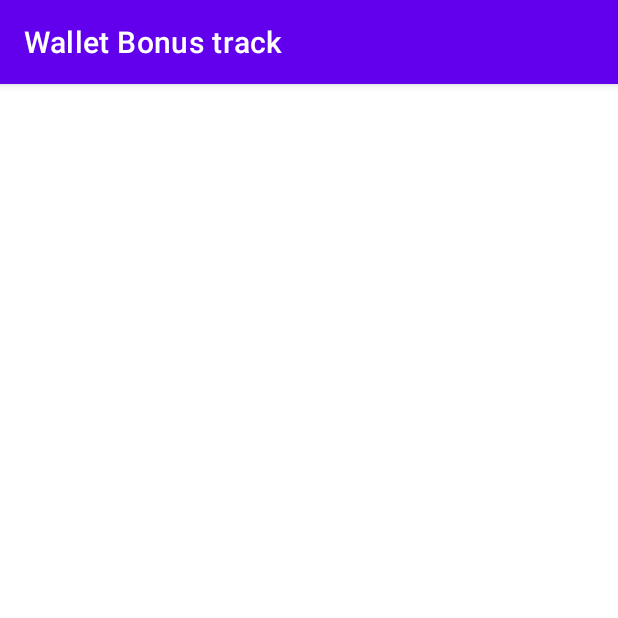
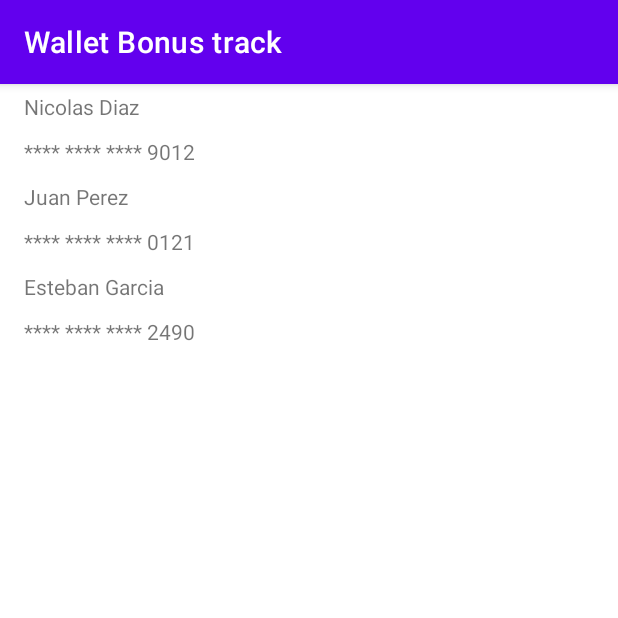
Before and after one commit to educacionit-carrera-android/Wallet_Bonus-track, an Android app: the HomeActivity screen opened directly, with no data from a screen before it, on a phone screen of 412 x 824 dp, the top half of it. Run offline under Robolectric (Android 15) with nearby library versions, the phone set to English and light mode, and no system bars.

Commit message:
Add part 5 for class 3

```diff
--- /dev/null
+++ b/app/src/main/java/com/example/walletbonustrack/Card.java
@@ -0,0 +1,52 @@
+package com.example.walletbonustrack;
+
+public class Card {
+
+    private String numero;
+    private String fechaExpiracion;
+    private String codigoSeguridad;
+    private String nombre;
+
+    public Card(String numero, String fechaExpiracion, String codigoSeguridad, String nombre) {
+        this.numero = numero;
+        this.fechaExpiracion = fechaExpiracion;
+        this.codigoSeguridad = codigoSeguridad;
+        this.nombre = nombre;
+    }
+
+    public String getNumeroOfuscado() {
+        return "**** **** **** " + numero.substring(numero.length() - 4);
+    }
+
+    public String getNumero() {
+        return numero;
+    }
+
+    public void setNumero(String numero) {
+        this.numero = numero;
+    }
+
+    public String getFechaExpiracion() {
+        return fechaExpiracion;
+    }
+
+    public void setFechaExpiracion(String fechaExpiracion) {
+        this.fechaExpiracion = fechaExpiracion;
+    }
+
+    public String getCodigoSeguridad() {
+        return codigoSeguridad;
+    }
+
+    public void setCodigoSeguridad(String codigoSeguridad) {
+        this.codigoSeguridad = codigoSeguridad;
+    }
+
+    public String getNombre() {
+        return nombre;
+    }
+
+    public void setNombre(String nombre) {
+        this.nombre = nombre;
+    }
+}
--- /dev/null
+++ b/app/src/main/java/com/example/walletbonustrack/CardsAdapter.java
@@ -0,0 +1,57 @@
+package com.example.walletbonustrack;
+
+import android.view.LayoutInflater;
+import android.view.View;
+import android.view.ViewGroup;
+import android.widget.TextView;
+
+import androidx.annotation.NonNull;
+import androidx.recyclerview.widget.RecyclerView;
+
+import java.util.ArrayList;
+import java.util.List;
+
+public class CardsAdapter extends RecyclerView.Adapter<CardsAdapter.CardViewHolder> {
+
+    private List<Card> cards = new ArrayList<>();
+
+    @NonNull
+    @Override
+    public CardViewHolder onCreateViewHolder(@NonNull ViewGroup parent, int viewType) {
+        View cardViewHolder = LayoutInflater
+                .from(parent.getContext())
+                .inflate(R.layout.item_card, parent, false);
+
+        return new CardViewHolder(cardViewHolder);
+    }
+
+    @Override
+    public void onBindViewHolder(@NonNull CardViewHolder holder, int position) {
+        Card card = cards.get(position);
+        holder.txtNombre.setText(card.getNombre());
+        holder.txtNumero.setText(card.getNumeroOfuscado());
+    }
+
+    @Override
+    public int getItemCount() {
+        return cards.size();
+    }
+
+    public void actualizarTarjetas(List<Card> newCards) {
+        cards = newCards;
+        notifyDataSetChanged();
+    }
+
+    class CardViewHolder extends RecyclerView.ViewHolder {
+
+        TextView txtNombre;
+        TextView txtNumero;
+
+        public CardViewHolder(@NonNull View itemView) {
+            super(itemView);
+
+            txtNombre = itemView.findViewById(R.id.textViewNombre);
+            txtNumero = itemView.findViewById(R.id.textViewNumero);
+        }
+    }
+}
--- a/app/src/main/java/com/example/walletbonustrack/HomeActivity.java
+++ b/app/src/main/java/com/example/walletbonustrack/HomeActivity.java
@@ -1,14 +1,44 @@
 package com.example.walletbonustrack;
-
-import androidx.appcompat.app.AppCompatActivity;
 
 import android.os.Bundle;
 
+import androidx.appcompat.app.AppCompatActivity;
+import androidx.recyclerview.widget.RecyclerView;
+
+import java.util.ArrayList;
+import java.util.List;
+
 public class HomeActivity extends AppCompatActivity {
+
+    private RecyclerView rvCards;
+    private CardsAdapter adapter;
 
     @Override
     protected void onCreate(Bundle savedInstanceState) {
         super.onCreate(savedInstanceState);
         setContentView(R.layout.activity_home);
+
+        setupUI();
+        setupAdapter();
+    }
+
+    private void setupUI() {
+        rvCards = findViewById(R.id.recyclerViewCards);
+    }
+
+    private void setupAdapter() {
+        adapter = new CardsAdapter();
+        rvCards.setAdapter(adapter);
+        adapter.actualizarTarjetas(obtenerTarjetas());
+    }
+
+    private List<Card> obtenerTarjetas() {
+        List<Card> cards = new ArrayList<>();
+
+        cards.add(new Card("123456789012", "10/24", "123", "Nicolas Diaz"));
+        cards.add(new Card("412391230121", "02/22", "351", "Juan Perez"));
+        cards.add(new Card("946383412490", "06/23", "912", "Esteban Garcia"));
+
+        return cards;
     }
 }
--- a/app/src/main/res/layout/activity_home.xml
+++ b/app/src/main/res/layout/activity_home.xml
@@ -1,9 +1,17 @@
 <?xml version="1.0" encoding="utf-8"?>
-<androidx.constraintlayout.widget.ConstraintLayout xmlns:android="http://schemas.android.com/apk/res/android"
+<LinearLayout xmlns:android="http://schemas.android.com/apk/res/android"
     xmlns:app="http://schemas.android.com/apk/res-auto"
     xmlns:tools="http://schemas.android.com/tools"
     android:layout_width="match_parent"
     android:layout_height="match_parent"
+    android:orientation="vertical"
     tools:context=".HomeActivity">
 
-</androidx.constraintlayout.widget.ConstraintLayout>
+    <androidx.recyclerview.widget.RecyclerView
+        android:id="@+id/recyclerViewCards"
+        android:layout_width="match_parent"
+        android:layout_height="match_parent"
+        app:layoutManager="androidx.recyclerview.widget.LinearLayoutManager"
+        tools:itemCount="3"
+        tools:listitem="@layout/item_card" />
+</LinearLayout>
--- /dev/null
+++ b/app/src/main/res/layout/item_card.xml
@@ -0,0 +1,26 @@
+<?xml version="1.0" encoding="utf-8"?>
+<LinearLayout xmlns:android="http://schemas.android.com/apk/res/android"
+    xmlns:tools="http://schemas.android.com/tools"
+    android:layout_width="match_parent"
+    android:layout_height="60dp"
+    android:layout_marginStart="16dp"
+    android:layout_marginEnd="16dp"
+    android:orientation="vertical"
+    android:weightSum="1">
+
+    <TextView
+        android:id="@+id/textViewNombre"
+        android:layout_width="match_parent"
+        android:layout_height="0dp"
+        android:layout_weight=".5"
+        android:gravity="center_vertical"
+        tools:text="Nicolas Diaz" />
+
+    <TextView
+        android:id="@+id/textViewNumero"
+        android:layout_width="match_parent"
+        android:layout_height="0dp"
+        android:layout_weight=".5"
+        android:gravity="center_vertical"
+        tools:text="**** **** **** 1234" />
+</LinearLayout>
```
